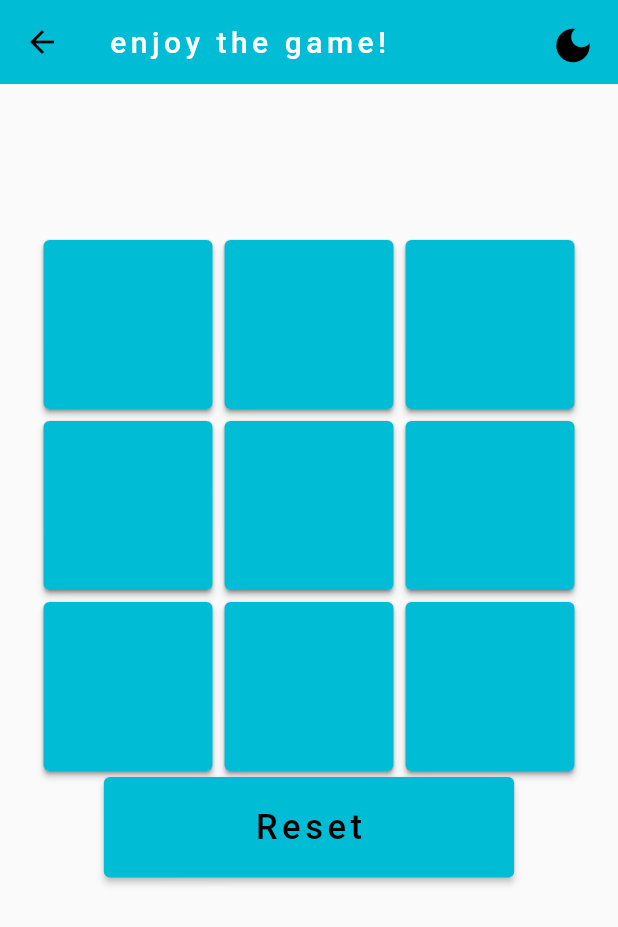
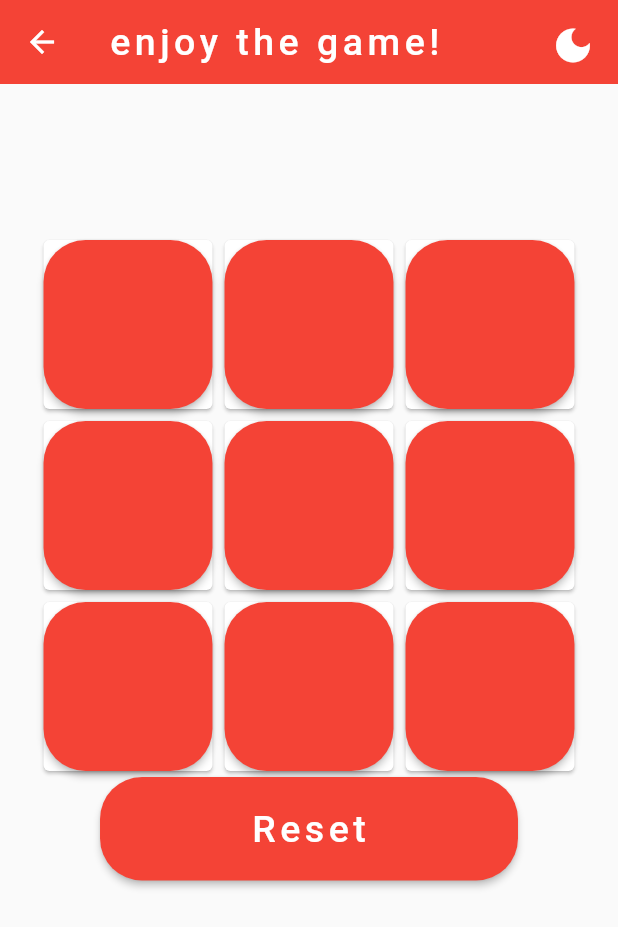
Before and after one commit to Dauleets/game_xo, a Flutter app: the screen it shows after launch, after a tap on "Start Game", on a phone screen of 412 x 824 dp. Shown: the top 927 px of the screen. Run offline on Flutter 3.47's test engine with Material 2 defaults, Android fonts, the light colour scheme and no system bars; our stand-ins replace flutter_bloc, shared_preferences.

Commit message:
theme refactoring

```diff
--- a/lib/core/theme_style.dart
+++ b/lib/core/theme_style.dart
@@ -3,58 +3,75 @@ import 'package:flutter/material.dart';
 class Styles {
   static ThemeData themeData(bool isDarkTheme, BuildContext context) {
     return ThemeData(
-        primarySwatch: Colors.cyan,
-        primaryColor: isDarkTheme ? Colors.black : AppColors.white100,
-        backgroundColor: isDarkTheme ? AppColors.black50 : AppColors.white50,
+        primarySwatch: Colors.red,
+        primaryColor: isDarkTheme ? AppColors.black100 : AppColors.white100,
+        backgroundColor: isDarkTheme ? AppColors.black100 : AppColors.white100,
         indicatorColor: isDarkTheme ? AppColors.black100 : AppColors.white100,
         hintColor: isDarkTheme ? AppColors.black100 : AppColors.white100,
-        highlightColor: isDarkTheme ? AppColors.black50 : AppColors.white50,
-        hoverColor: isDarkTheme ? AppColors.black100 : AppColors.white100,
-        focusColor: isDarkTheme ? AppColors.black50 : AppColors.white50,
+        highlightColor: isDarkTheme ? AppColors.black100 : AppColors.white100,
+        hoverColor:
+            isDarkTheme ? Color.fromRGBO(0, 0, 0, 1) : AppColors.white100,
+        focusColor: isDarkTheme ? AppColors.black100 : AppColors.white100,
         disabledColor: Colors.grey,
         canvasColor: isDarkTheme ? AppColors.black100 : Colors.grey[50],
         cardColor: isDarkTheme ? AppColors.black100 : AppColors.white100,
         iconTheme: IconThemeData(
           color: isDarkTheme ? AppColors.black100 : AppColors.white100,
         ),
+        buttonColor: isDarkTheme ? AppColors.black100 : AppColors.white100,
         brightness: isDarkTheme ? Brightness.dark : Brightness.light,
         buttonTheme: Theme.of(context).buttonTheme.copyWith(
             colorScheme: isDarkTheme
                 ? const ColorScheme.dark()
                 : const ColorScheme.light()),
-        appBarTheme: const AppBarTheme(
-            elevation: 0.0,
-            backgroundColor: Colors.cyan,
-            titleTextStyle: TextStyle(
-              fontSize: 20,
-              letterSpacing: 3.0,
-              fontWeight: FontWeight.w500,
-            )),
+        appBarTheme: AppBarTheme(
+          elevation: 0.0,
+          // actionsIconTheme: IconThemeData(
+          //     color: isDarkTheme ? AppColors.black100 : AppColors.white100),
+          iconTheme: IconThemeData(
+              color: isDarkTheme ? AppColors.black100 : AppColors.white100),
+          backgroundColor: Colors.red,
+          titleTextStyle: TextStyle(
+            fontSize: 20,
+            letterSpacing: 3.0,
+            fontWeight: FontWeight.w500,
+          ),
+        ),
+        elevatedButtonTheme: ElevatedButtonThemeData(
+          style: ButtonStyle(
+            shape: MaterialStateProperty.all<RoundedRectangleBorder>(
+              RoundedRectangleBorder(
+                borderRadius: BorderRadius.circular(28.0),
+              ),
+            ),
+          ),
+        ),
         textSelectionTheme: TextSelectionThemeData(
             selectionColor:
-                isDarkTheme ? AppColors.white50 : AppColors.black50),
-        textTheme: const TextTheme(
+                isDarkTheme ? AppColors.white100 : AppColors.black100),
+        textTheme: TextTheme(
           caption: TextStyle(
             fontSize: 45,
             fontWeight: FontWeight.w900,
-          ),
-          button: TextStyle(
-            fontSize: 23,
-            letterSpacing: 3.0,
-            fontWeight: FontWeight.w500,
+            color: isDarkTheme ? AppColors.black100 : AppColors.white100,
           ),
           headline1: TextStyle(
             fontSize: 25,
             letterSpacing: 3.0,
             fontWeight: FontWeight.w500,
+            color: isDarkTheme ? AppColors.black100 : AppColors.white100,
+          ),
+          headline2: TextStyle(
+            fontSize: 40,
+            letterSpacing: 3.0,
+            fontWeight: FontWeight.w900,
+            color: Colors.red,
           ),
         ));
   }
 }
 
 abstract class AppColors {
-  static const black50 = Color.fromARGB(255, 0, 55, 62);
   static const black100 = Color.fromARGB(255, 0, 0, 0);
-  static const white50 = Color.fromARGB(255, 84, 198, 213);
   static const white100 = Color.fromARGB(255, 255, 255, 255);
 }
--- a/lib/ui/page/game_page.dart
+++ b/lib/ui/page/game_page.dart
@@ -9,8 +9,9 @@ class GamePage extends StatelessWidget {
   Widget build(BuildContext context) {
     return Scaffold(
       appBar: AppBar(
-        title: const Text(
+        title: Text(
           'enjoy the game!',
+          style: Theme.of(context).textTheme.headline1,
         ),
         actions: const [
           ThemeChangedWidget(),
--- a/lib/ui/page/home_page.dart
+++ b/lib/ui/page/home_page.dart
@@ -1,3 +1,5 @@
+import 'dart:convert';
+
 import 'package:flutter/material.dart';
 import 'package:game_xo/ui/page/game_page.dart';
 import 'package:game_xo/ui/widgets/theme_changed_widget.dart';
@@ -12,8 +14,9 @@ class HomeScreen extends StatelessWidget {
         appBar: AppBar(
           elevation: 0,
           bottomOpacity: 0,
-          title: const Text(
+          title: Text(
             'Welcome XO game',
+            style: Theme.of(context).textTheme.headline1,
           ),
           actions: const [
             ThemeChangedWidget(),
@@ -25,13 +28,18 @@ class HomeScreen extends StatelessWidget {
           children: [
             Image.asset(
               'assets/welcome.png',
+              width: 300,
+              height: 300,
+              color: Colors.red,
             ),
-            const SizedBox(height: 120),
+            const SizedBox(height: 90),
             Center(
-              child: Column(
-                children: [
+              child: Row(
+                mainAxisAlignment: MainAxisAlignment.center,
+                crossAxisAlignment: CrossAxisAlignment.center,
+                children: const [
                   NavuagtionButtonToGamePage(title: 'Start Game'),
-                  SizedBox(height: 20),
+                  SizedBox(width: 30),
                   NavuagtionButtonToUrlLaunchGitScreen(title: 'GitHub'),
                 ],
               ),
@@ -59,8 +67,23 @@ class NavuagtionButtonToGamePage extends StatelessWidget {
           return const GamePage();
         }));
       },
-      child: Text(
-        title,
+      child: Column(
+        mainAxisAlignment: MainAxisAlignment.spaceBetween,
+        crossAxisAlignment: CrossAxisAlignment.center,
+        children: [
+          Text(
+            title,
+            style: Theme.of(context).textTheme.headline1,
+          ),
+          const SizedBox(
+            height: 20,
+          ),
+          Icon(
+            Icons.play_arrow,
+            color: Theme.of(context).primaryColor,
+            size: 60,
+          ),
+        ],
       ),
     );
   }
@@ -68,7 +91,7 @@ class NavuagtionButtonToGamePage extends StatelessWidget {
 
 class NavuagtionButtonToUrlLaunchGitScreen extends StatelessWidget {
   final String title;
-  NavuagtionButtonToUrlLaunchGitScreen({
+  const NavuagtionButtonToUrlLaunchGitScreen({
     Key? key,
     required this.title,
   }) : super(key: key);
@@ -80,11 +103,26 @@ class NavuagtionButtonToUrlLaunchGitScreen extends StatelessWidget {
         padding: const EdgeInsets.symmetric(horizontal: 20, vertical: 20),
       ),
       onPressed: () {
-        final url = 'https://github.com/Dauleets/game_xo';
+        const url = 'https://github.com/Dauleets/game_xo';
         openBrowser(url: url, inApp: true);
       },
-      child: Text(
-        title,
+      child: Column(
+        mainAxisAlignment: MainAxisAlignment.spaceBetween,
+        crossAxisAlignment: CrossAxisAlignment.center,
+        children: [
+          Text(
+            title,
+            style: Theme.of(context).textTheme.headline1,
+          ),
+          const SizedBox(
+            height: 20,
+          ),
+          Icon(
+            Icons.code,
+            color: Theme.of(context).primaryColor,
+            size: 60,
+          ),
+        ],
       ),
     );
   }
--- a/lib/ui/screen/splash_screen.dart
+++ b/lib/ui/screen/splash_screen.dart
@@ -11,7 +11,7 @@ class SplashScreen extends StatefulWidget {
 }
 
 class _SplashScreen extends State<SplashScreen> {
-  int splashtime = 1;
+  int splashtime = 4;
 
   @override
   void initState() {
--- a/lib/ui/screen/wins_screen.dart
+++ b/lib/ui/screen/wins_screen.dart
@@ -16,11 +16,12 @@ class WinsScreen extends StatelessWidget {
             children: [
               Image.asset(
                 imageName,
+                color: Colors.red,
               ),
               const SizedBox(height: 50),
               Text(
                 text,
-                style: Theme.of(context).textTheme.caption,
+                style: Theme.of(context).textTheme.headline2,
               ),
               const SizedBox(height: 100),
               ElevatedButton(
@@ -28,11 +29,12 @@ class WinsScreen extends StatelessWidget {
                 onPressed: () {
                   Navigator.pop(context);
                 },
-                child: const Padding(
+                child: Padding(
                   padding:
                       EdgeInsets.symmetric(horizontal: 80.0, vertical: 20.0),
                   child: Text(
                     'reset',
+                    style: Theme.of(context).textTheme.headline1,
                   ),
                 ),
               ),
--- a/lib/ui/widgets/xo_view_widget.dart
+++ b/lib/ui/widgets/xo_view_widget.dart
@@ -64,8 +64,9 @@ class ResultButtonWidget extends StatelessWidget {
                 context, state.result, 'assets/draw.png', state);
           }
         },
-        child: const Text(
+        child: Text(
           'Reset',
+          style: Theme.of(context).textTheme.headline1,
         ),
       ),
     );
```
Also changed, not shown: assets/welcome.png.
